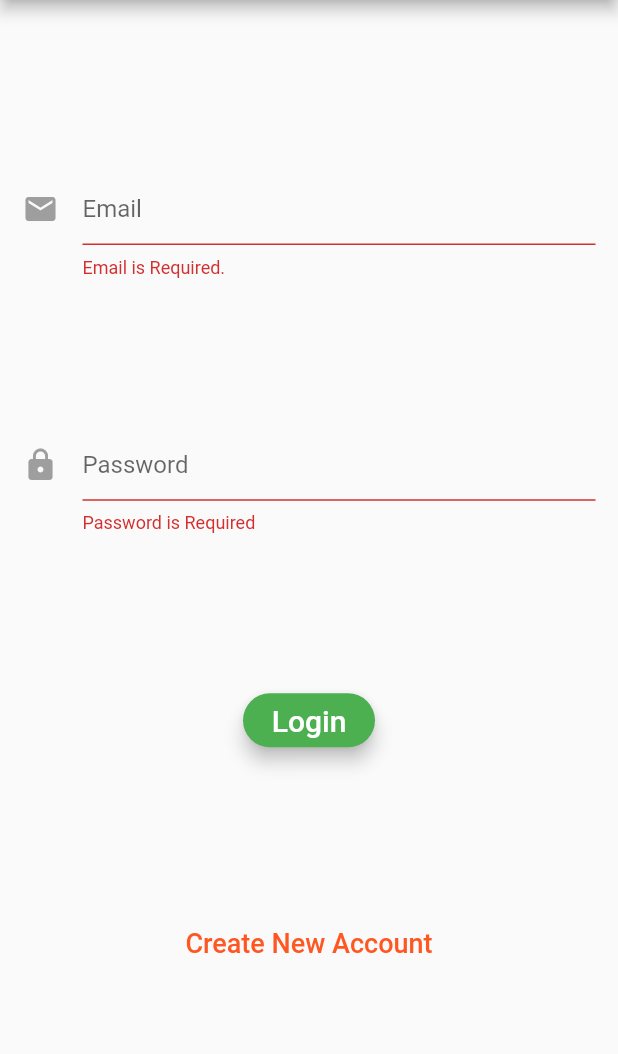
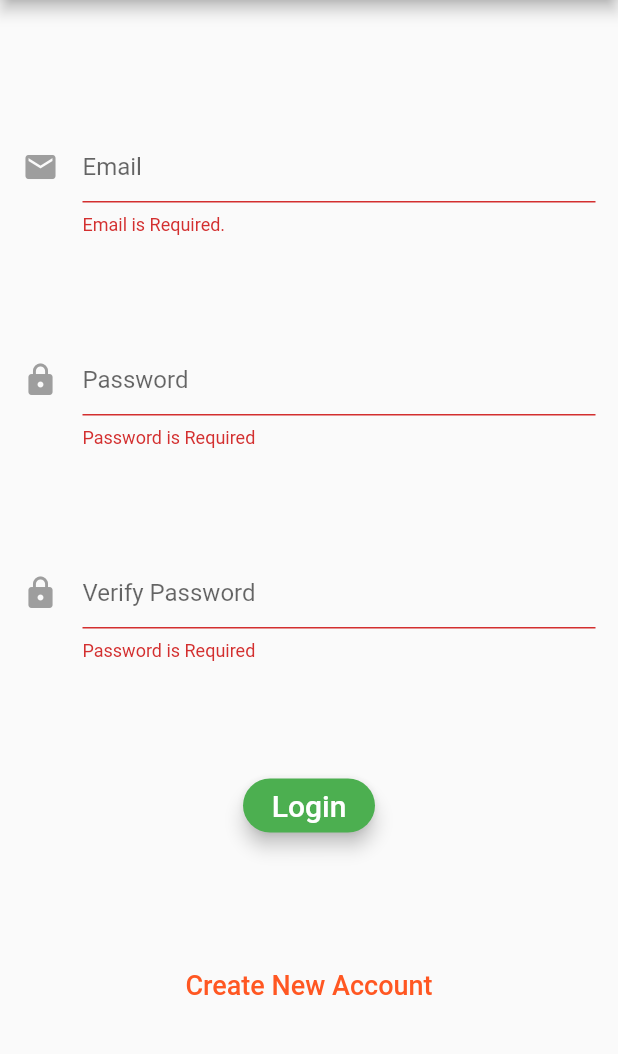
Before and after one commit to justinjk007/ui-course-project, a Flutter app: the LoginRegisterPage screen opened directly, after a tap on "Login", on a phone screen of 412 x 824 dp, the part 84-1138 px from its top. Run offline on Flutter 3.47's test engine with Material 2 defaults, Android fonts, the phone set to English and light mode, and no system bars; missing offline and left inert: flutter_timer.

Commit message:
Added User Name field on Register Page

```diff
--- a/lib/LoginRegisterPage.dart
+++ b/lib/LoginRegisterPage.dart
@@ -4,7 +4,6 @@ class LoginRegisterPage extends StatefulWidget {
   LoginRegisterPage({
     this.onSignedIn,
   });
-
 
   final VoidCallback onSignedIn;
 
@@ -20,10 +19,38 @@ class _LoginRegisterState extends State<LoginRegisterPage> {
   FormType _formType = FormType.login;
   String _email = "";
   String _password = "";
+  String _verifyPassword = "";
 
   //methods
   bool validateAndSave() {
     final form = formKey.currentState;
+    if (_formType == FormType.login) {
+      if (_verifyPassword != _password) {
+        // set up the button
+        Widget okButton = FlatButton(
+          child: Text("OK"),
+          onPressed: () {
+            Navigator.pop(context);
+          },
+        );
+
+        // set up the AlertDialog
+        AlertDialog alert = AlertDialog(
+          title: Text("Verify Password"),
+          content: Text("Passwords Do Not Match."),
+          actions: [
+            okButton,
+          ],
+        );
+        // show the dialog
+        showDialog(
+          context: context,
+          builder: (BuildContext context) {
+            return alert;
+          },
+        );
+      }
+    }
 
     if (form.validate()) {
       form.save();
@@ -34,12 +61,10 @@ class _LoginRegisterState extends State<LoginRegisterPage> {
   }
 
   void validateAndSubmit() async {
-    if(validateAndSave())
-    {
+    if (validateAndSave()) {
       //add the page transition here to the main page.
     }
   }
-
 
   //transition to register page
   void moveToRegister() {
@@ -61,10 +86,10 @@ class _LoginRegisterState extends State<LoginRegisterPage> {
   @override
   Widget build(BuildContext context) {
     // TODO: implement build
-    return new Scaffold(resizeToAvoidBottomInset: false,
+    return new Scaffold(
+      resizeToAvoidBottomInset: false,
       appBar: new AppBar(
-        title:Text('Byke'),
-
+        title: Text('Byke'),
       ),
       body: new Container(
         margin: EdgeInsets.all(15.0),
@@ -81,13 +106,74 @@ class _LoginRegisterState extends State<LoginRegisterPage> {
 
 //creats a vertical view
   List<Widget> createInputs() {
+    if (_formType == FormType.login) {
       return [
         new TextFormField(
           maxLines: 1,
           keyboardType: TextInputType.emailAddress,
           autofocus: false,
           decoration: new InputDecoration(
-            hintText: 'Email', icon: new Icon(Icons.mail, color: Colors.grey)),
+              hintText: 'Email',
+              icon: new Icon(Icons.mail, color: Colors.grey)),
+          validator: (value) {
+            return value.isEmpty ? 'Email is Required.' : null;
+          },
+          onSaved: (value) {
+            return _email = value.trim();
+          },
+        ),
+        new TextFormField(
+          maxLines: 1,
+          autofocus: false,
+          decoration: new InputDecoration(
+              hintText: 'Password',
+              icon: new Icon(Icons.lock, color: Colors.grey)),
+          obscureText: true,
+          validator: (passvalue) {
+            return passvalue.isEmpty ? 'Password is Required' : null;
+          },
+          onSaved: (passvalue) {
+            return _password = passvalue.trim();
+          },
+        ),
+        new TextFormField(
+          maxLines: 1,
+          autofocus: false,
+          decoration: new InputDecoration(
+              hintText: 'Verify Password',
+              icon: new Icon(Icons.lock, color: Colors.grey)),
+          obscureText: true,
+          validator: (passvalue) {
+            return passvalue.isEmpty ? 'Password is Required' : null;
+          },
+          onSaved: (passvalue) {
+            return _verifyPassword = passvalue.trim();
+          },
+        ),
+      ];
+    } else {
+      return [
+        new TextFormField(
+          maxLines: 1,
+          keyboardType: TextInputType.text,
+          autofocus: false,
+          decoration: new InputDecoration(
+              hintText: 'User Name',
+              icon: new Icon(Icons.account_circle, color: Colors.grey)),
+          validator: (value) {
+            return value.isEmpty ? 'User Name is Required.' : null;
+          },
+          onSaved: (value) {
+            return _email = value.trim();
+          },
+        ),
+        new TextFormField(
+          maxLines: 1,
+          keyboardType: TextInputType.emailAddress,
+          autofocus: false,
+          decoration: new InputDecoration(
+              hintText: 'Email',
+              icon: new Icon(Icons.mail, color: Colors.grey)),
           validator: (value) {
             return value.isEmpty ? 'Email is Required.' : null;
           },
@@ -111,7 +197,7 @@ class _LoginRegisterState extends State<LoginRegisterPage> {
         ),
       ];
     }
-
+  }
 
   List<Widget> createButtons() {
     if (_formType == FormType.login) {
@@ -125,7 +211,6 @@ class _LoginRegisterState extends State<LoginRegisterPage> {
           color: Colors.green,
           onPressed: validateAndSubmit,
         ),
-
         new FlatButton(
           child: new Text("Create New Account",
               style: new TextStyle(fontSize: 18.0)),
```
Lines whose indentation alone changed are shown as unchanged.
